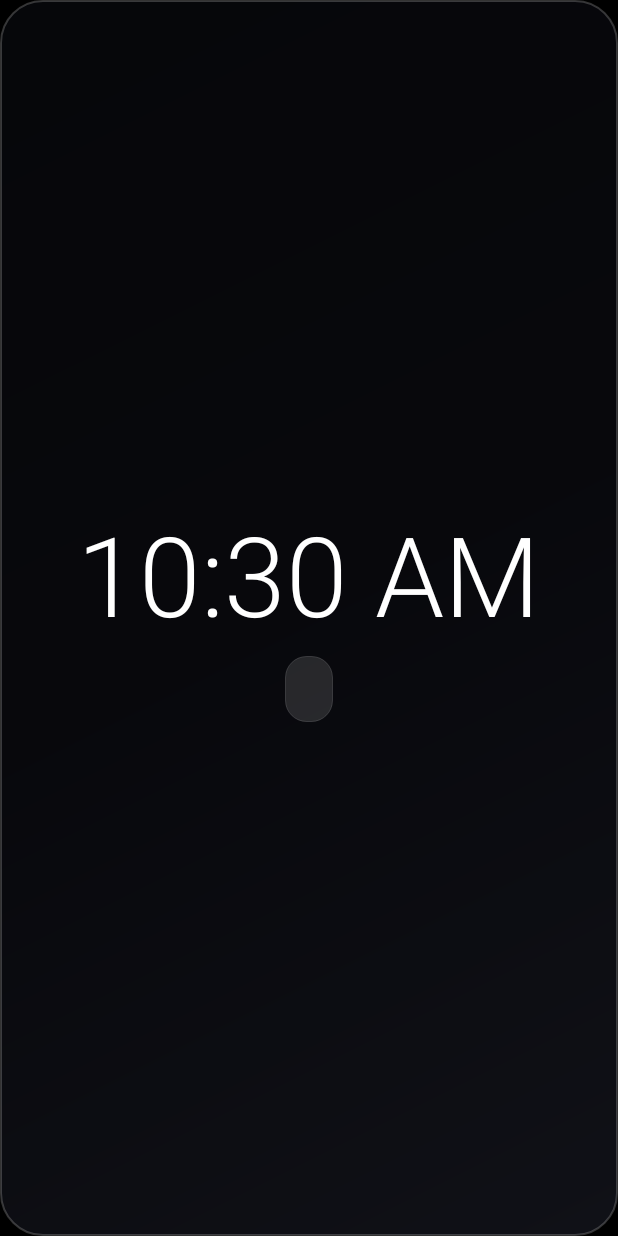
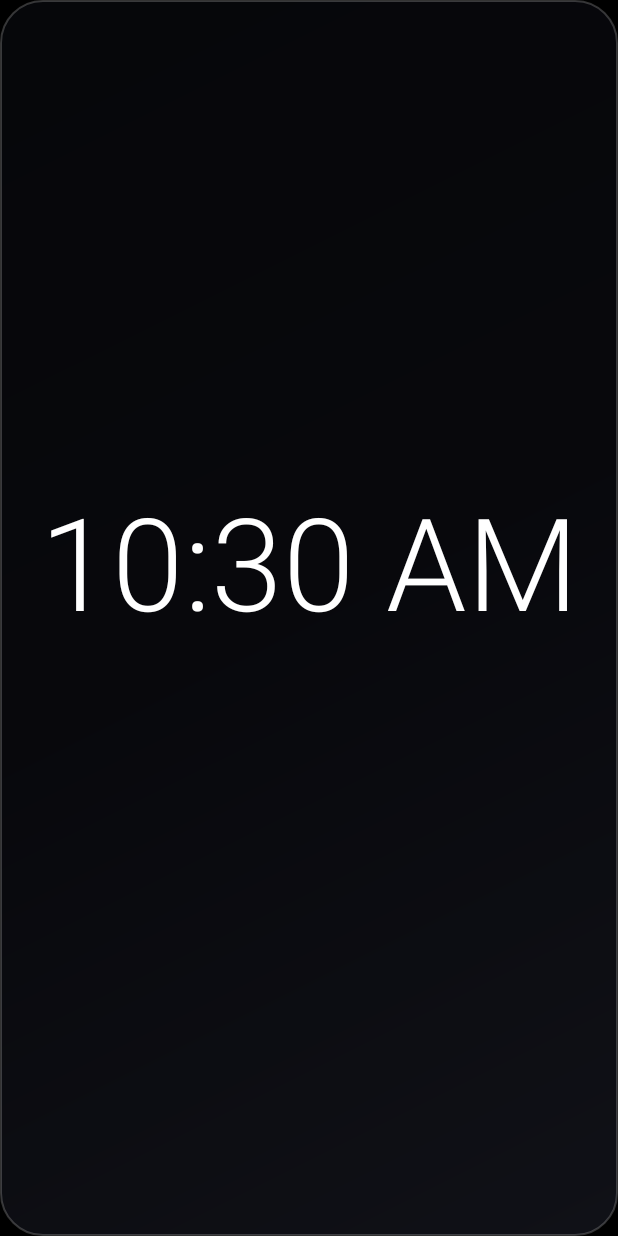
Before and after one commit to Bosguega/clockscreen, an Android app: the layout widget_clock.xml on its own in the app's theme, with its tools: preview values and no code run, on a phone screen of 412 x 824 dp. Run offline under Robolectric (Android 15) with nearby library versions, the phone set to English and light mode, and no system bars.

Commit message:
style(widgets): update Glass widget layout

```diff
--- a/app/src/main/res/layout/widget_clock.xml
+++ b/app/src/main/res/layout/widget_clock.xml
@@ -5,54 +5,44 @@
     android:layout_height="match_parent"
     android:orientation="vertical"
     android:gravity="center"
-    android:padding="16dp"
+    android:padding="14dp"
     android:background="@drawable/widget_background_rounded">
 
     <TextClock
         android:id="@+id/tv_widget_time"
-        android:layout_width="wrap_content"
+        android:layout_width="match_parent"
         android:layout_height="wrap_content"
         android:fontFamily="sans-serif-light"
         android:format24Hour="HH:mm"
         android:format12Hour="hh:mm a"
+        android:gravity="center"
         android:includeFontPadding="false"
-        android:textColor="@color/text_primary"
-        android:textSize="74sp" />
-
-    <LinearLayout
-        android:layout_width="wrap_content"
-        android:layout_height="wrap_content"
-        android:layout_marginTop="8dp"
-        android:orientation="vertical"
-        android:gravity="center"
-        android:background="@drawable/widget_date_chip"
-        android:paddingStart="16dp"
-        android:paddingEnd="16dp"
-        android:paddingTop="6dp"
-        android:paddingBottom="6dp">
+        android:maxLines="1"
+        android:textColor="#FFFFFFFF"
+        android:textSize="86sp" />
 
     <TextView
         android:id="@+id/tv_widget_weekday"
-            android:layout_width="wrap_content"
+        android:layout_width="match_parent"
         android:layout_height="wrap_content"
+        android:layout_marginTop="14dp"
         android:fontFamily="sans-serif-medium"
         android:gravity="center"
         android:includeFontPadding="false"
-            android:letterSpacing="0.06"
+        android:letterSpacing="0.08"
         android:textAllCaps="true"
         android:textColor="#F5FFFFFF"
-            android:textSize="13sp" />
+        android:textSize="22sp" />
 
     <TextView
         android:id="@+id/tv_widget_date"
-            android:layout_width="wrap_content"
+        android:layout_width="match_parent"
         android:layout_height="wrap_content"
-            android:layout_marginTop="2dp"
+        android:layout_marginTop="7dp"
         android:fontFamily="sans-serif"
         android:gravity="center"
         android:includeFontPadding="false"
-            android:textColor="#B3FFFFFF"
-            android:textSize="12sp" />
-    </LinearLayout>
+        android:textColor="#D9FFFFFF"
+        android:textSize="18sp" />
 
 </LinearLayout>
```
Lines whose indentation alone changed are shown as unchanged.
